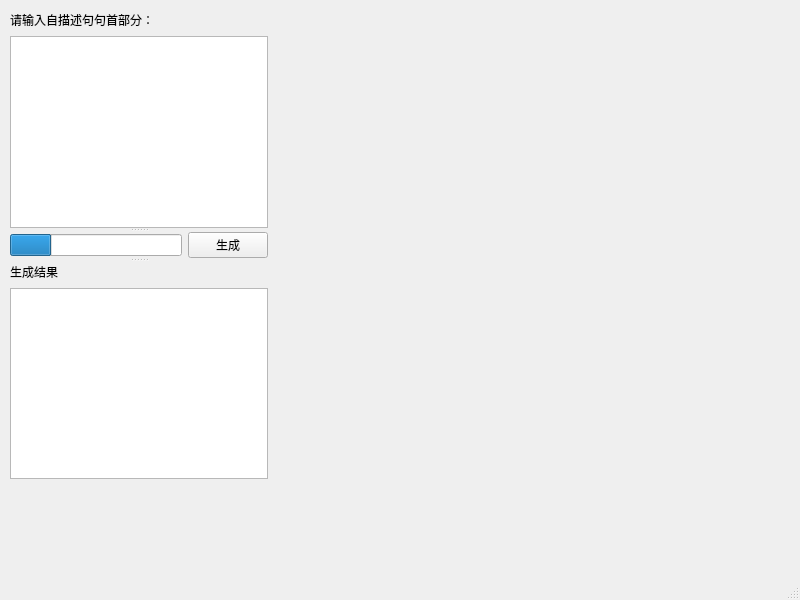
The window that mainwindow.ui (hejun442001/self-descriptive-sentence) describes before a commit, drawn with Qt 5.
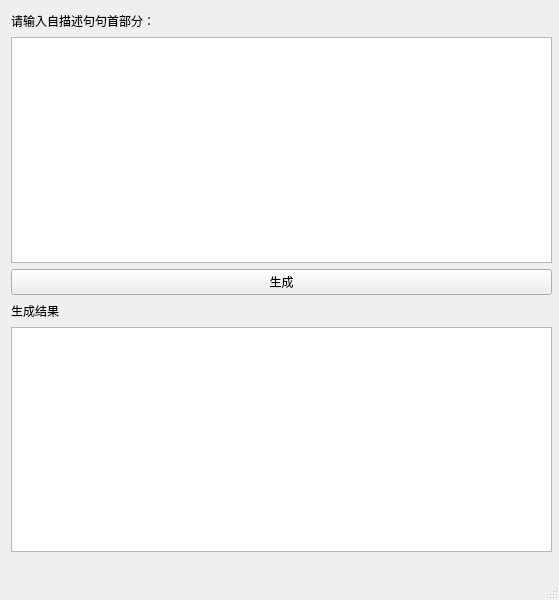
The same window after the commit.

Commit message:
Updated main window
But this application still in early developing stage, and not be
functional.

```diff
--- a/mainwindow.ui
+++ b/mainwindow.ui
@@ -6,44 +6,54 @@
    <rect>
     <x>0</x>
     <y>0</y>
-    <width>800</width>
+    <width>559</width>
     <height>600</height>
    </rect>
   </property>
+  <property name="sizePolicy">
+   <sizepolicy hsizetype="Ignored" vsizetype="Preferred">
+    <horstretch>0</horstretch>
+    <verstretch>0</verstretch>
+   </sizepolicy>
+  </property>
   <property name="windowTitle">
    <string>中文自描述句生成器</string>
   </property>
   <widget class="QWidget" name="centralwidget">
+   <property name="sizePolicy">
+    <sizepolicy hsizetype="Preferred" vsizetype="Preferred">
+     <horstretch>0</horstretch>
+     <verstretch>0</verstretch>
+    </sizepolicy>
+   </property>
    <property name="maximumSize">
     <size>
      <width>800</width>
      <height>578</height>
     </size>
    </property>
-   <widget class="QSplitter" name="splitter">
+   <widget class="QWidget" name="layoutWidget">
     <property name="geometry">
      <rect>
-      <x>10</x>
-      <y>10</y>
-      <width>258</width>
-      <height>469</height>
+      <x>11</x>
+      <y>11</y>
+      <width>541</width>
+      <height>541</height>
      </rect>
     </property>
-    <property name="minimumSize">
-     <size>
-      <width>258</width>
-      <height>469</height>
-     </size>
-    </property>
-    <property name="orientation">
-     <enum>Qt::Vertical</enum>
-    </property>
-    <widget class="QWidget" name="">
+    <layout class="QVBoxLayout" name="verticalLayout">
+     <item>
      <layout class="QVBoxLayout" name="inputLayout">
       <item>
        <layout class="QHBoxLayout" name="inputLabelLayout">
         <item>
          <widget class="QLabel" name="inputLabel">
+           <property name="sizePolicy">
+            <sizepolicy hsizetype="Preferred" vsizetype="Preferred">
+             <horstretch>0</horstretch>
+             <verstretch>0</verstretch>
+            </sizepolicy>
+           </property>
           <property name="text">
            <string>请输入自描述句句首部分：</string>
           </property>
@@ -54,9 +64,18 @@
         </item>
         <item>
          <spacer name="inputLabelSpacer">
+           <property name="sizePolicy">
+            <sizepolicy hsizetype="Expanding" vsizetype="Minimum">
+             <horstretch>0</horstretch>
+             <verstretch>0</verstretch>
+            </sizepolicy>
+           </property>
           <property name="orientation">
            <enum>Qt::Horizontal</enum>
           </property>
+           <property name="sizeType">
+            <enum>QSizePolicy::Expanding</enum>
+           </property>
           <property name="sizeHint" stdset="0">
            <size>
             <width>40</width>
@@ -69,6 +88,12 @@
       </item>
       <item>
        <widget class="QPlainTextEdit" name="inputText">
+         <property name="sizePolicy">
+          <sizepolicy hsizetype="Expanding" vsizetype="Expanding">
+           <horstretch>0</horstretch>
+           <verstretch>0</verstretch>
+          </sizepolicy>
+         </property>
         <property name="overwriteMode">
          <bool>false</bool>
         </property>
@@ -78,34 +103,32 @@
        </widget>
       </item>
      </layout>
-    </widget>
-    <widget class="QWidget" name="">
-     <layout class="QHBoxLayout" name="horizontalLayout">
-      <item>
-       <widget class="QProgressBar" name="progressBar">
-        <property name="value">
-         <number>24</number>
-        </property>
-        <property name="textVisible">
-         <bool>false</bool>
-        </property>
-       </widget>
       </item>
       <item>
-       <widget class="QPushButton" name="button">
+      <widget class="QPushButton" name="genButton">
+       <property name="sizePolicy">
+        <sizepolicy hsizetype="Expanding" vsizetype="Preferred">
+         <horstretch>0</horstretch>
+         <verstretch>0</verstretch>
+        </sizepolicy>
+       </property>
         <property name="text">
          <string>生成</string>
         </property>
        </widget>
       </item>
-     </layout>
-    </widget>
-    <widget class="QWidget" name="layoutWidget">
+     <item>
      <layout class="QVBoxLayout" name="outputLayout">
       <item>
        <layout class="QHBoxLayout" name="outputLabelLayout">
         <item>
          <widget class="QLabel" name="outputLabel">
+           <property name="sizePolicy">
+            <sizepolicy hsizetype="Preferred" vsizetype="Preferred">
+             <horstretch>0</horstretch>
+             <verstretch>0</verstretch>
+            </sizepolicy>
+           </property>
           <property name="text">
            <string>生成结果</string>
           </property>
@@ -116,9 +139,18 @@
         </item>
         <item>
          <spacer name="outputLabelSpacer">
+           <property name="sizePolicy">
+            <sizepolicy hsizetype="Expanding" vsizetype="Minimum">
+             <horstretch>0</horstretch>
+             <verstretch>0</verstretch>
+            </sizepolicy>
+           </property>
           <property name="orientation">
            <enum>Qt::Horizontal</enum>
           </property>
+           <property name="sizeType">
+            <enum>QSizePolicy::Expanding</enum>
+           </property>
           <property name="sizeHint" stdset="0">
            <size>
             <width>40</width>
@@ -130,10 +162,18 @@
        </layout>
       </item>
       <item>
-       <widget class="QTextBrowser" name="outputText"/>
-      </item>
-     </layout>
-    </widget>
+        <widget class="QTextBrowser" name="outputText">
+         <property name="sizePolicy">
+          <sizepolicy hsizetype="Expanding" vsizetype="Expanding">
+           <horstretch>0</horstretch>
+           <verstretch>0</verstretch>
+          </sizepolicy>
+         </property>
+        </widget>
+       </item>
+      </layout>
+     </item>
+    </layout>
    </widget>
   </widget>
   <widget class="QStatusBar" name="statusbar"/>
```
Left out of the diff: 2 changed lines with no effect on the pictures. Lines whose indentation alone changed are shown as unchanged. The commit also changes 6 other files.
